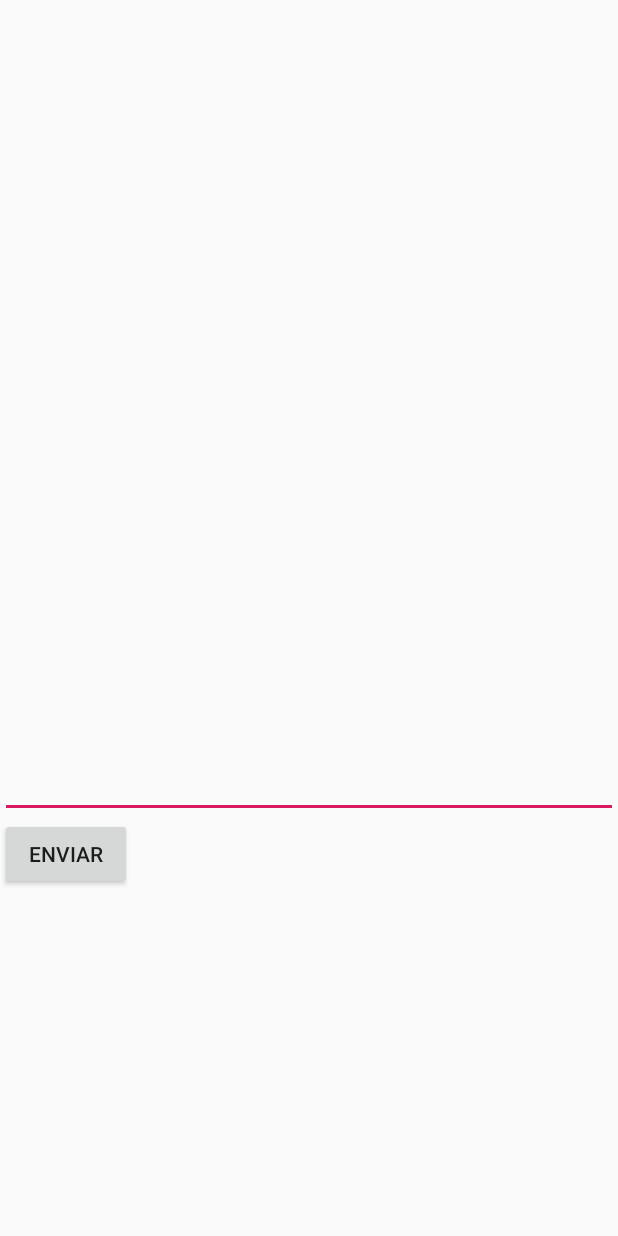
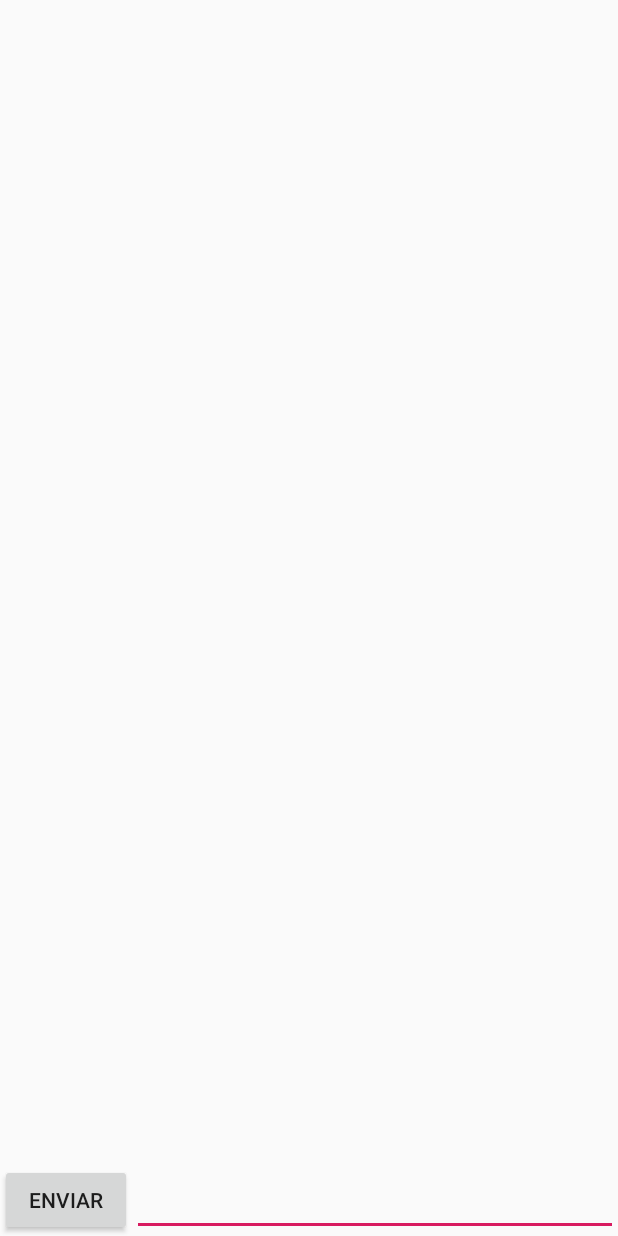
Before and after one commit to JefiPNZ/DiaDraw, an Android app: the ChatActivity screen opened directly, with no data from a screen before it, on a phone screen of 412 x 824 dp. Run offline under Robolectric (Android 15) with nearby library versions, the phone set to English and light mode, and no system bars; libraries missing offline, so code that uses them is left out: io.socket.client; 2 statements that could not run were skipped.

```diff
--- a/app/src/main/AndroidManifest.xml
+++ b/app/src/main/AndroidManifest.xml
@@ -21,7 +21,7 @@
         android:supportsRtl="true"
         android:theme="@style/AppTheme"
         android:usesCleartextTraffic="true">
-        <activity android:name=".ChatActivity"></activity>
+        <activity android:name=".ChatActivity" android:windowSoftInputMode="stateVisible|adjustResize" ></activity>
         <activity android:name=".MainActivity"></activity>
         <activity android:name=".LoginActivity">
             <intent-filter>
--- a/app/src/main/java/br/udesc/ceavi/chatexemplo2/Conexao.java
+++ b/app/src/main/java/br/udesc/ceavi/chatexemplo2/Conexao.java
@@ -123,6 +123,10 @@ public class Conexao {
         }
     }
 
+    public void removeUsuario(String nome) {
+        this.usuarios.remove(nome);
+    }
+
     public void adicionaUsuario(ModelUsuario usuario) {
         if(usuario.getNome().equals("")) {
             return;
--- a/app/src/main/java/br/udesc/ceavi/chatexemplo2/br/udesc/ceavi/eventos/EventoMensagem.java
+++ b/app/src/main/java/br/udesc/ceavi/chatexemplo2/br/udesc/ceavi/eventos/EventoMensagem.java
@@ -27,12 +27,6 @@ public class EventoMensagem extends Evento {
             String sNome = oDados.getString("username");
             String sMsg  = oDados.getString("msg");
 
-            if(!Conexao.getInstance().possuiUsuario(sNome)) {
-                ModelUsuario usuario = new ModelUsuario();
-                usuario.setNome(sNome);
-                Conexao.getInstance().adicionaUsuario(usuario);
-            }
-
             ChatActivity m = (ChatActivity) oContexto;
 
             m.anexarMensagem(sNome, sMsg);
--- a/app/src/main/java/br/udesc/ceavi/chatexemplo2/br/udesc/ceavi/eventos/EventoUserDisconected.java
+++ b/app/src/main/java/br/udesc/ceavi/chatexemplo2/br/udesc/ceavi/eventos/EventoUserDisconected.java
@@ -2,11 +2,11 @@ package br.udesc.ceavi.chatexemplo2.br.udesc.ceavi.eventos;
 
 import android.content.Context;
 import android.util.Log;
-import android.widget.Toast;
 
 import org.json.JSONException;
 import org.json.JSONObject;
 
+import br.udesc.ceavi.chatexemplo2.Conexao;
 import br.udesc.ceavi.chatexemplo2.MainActivity;
 
 public class EventoUserDisconected extends Evento {
@@ -27,9 +27,11 @@ public class EventoUserDisconected extends Evento {
 
             String sNome = oDados.getString("username");
 
-//            Toast.makeText(oContexto, sNome + " deixou-nos", Toast.LENGTH_LONG);
             MainActivity m = (MainActivity) oContexto;
             m.informativo(sNome, "deixou-nos");
+
+            Conexao.getInstance().removeUsuario(sNome);
+            m.atualizaCanvas();
 
         } catch (JSONException e) {
             Log.e(TAG, "erro", e);
--- a/app/src/main/res/layout/chat.xml
+++ b/app/src/main/res/layout/chat.xml
@@ -1,27 +1,39 @@
 <?xml version="1.0" encoding="utf-8"?>
-<LinearLayout xmlns:android="http://schemas.android.com/apk/res/android"
+<androidx.constraintlayout.widget.ConstraintLayout xmlns:android="http://schemas.android.com/apk/res/android"
+    xmlns:app="http://schemas.android.com/apk/res-auto"
+    xmlns:tools="http://schemas.android.com/tools"
     android:id="@+id/ltLay"
     android:layout_width="match_parent"
     android:layout_height="match_parent"
+    android:fitsSystemWindows="false"
     android:orientation="vertical">
-
-    <ListView
-        android:id="@+id/ltView"
-        android:layout_width="match_parent"
-        android:layout_height="500dp">
-
-    </ListView>
 
     <EditText
         android:id="@+id/input"
-        android:layout_width="match_parent"
+        android:layout_width="0dp"
         android:layout_height="wrap_content"
         android:ems="10"
-        android:inputType="textPersonName" />
+        android:inputType="textPersonName"
+        app:layout_constraintBottom_toBottomOf="parent"
+        app:layout_constraintEnd_toEndOf="parent"
+        app:layout_constraintStart_toEndOf="@+id/btnEnviar" />
 
     <Button
         android:id="@+id/btnEnviar"
         android:layout_width="wrap_content"
         android:layout_height="wrap_content"
-        android:text="Enviar" />
-</LinearLayout>
+        android:text="Enviar"
+        app:layout_constraintBottom_toBottomOf="parent"
+        app:layout_constraintStart_toStartOf="parent" />
+
+    <ListView
+        android:id="@+id/ltView"
+        android:layout_width="0dp"
+        android:layout_height="0dp"
+        app:layout_constraintBottom_toTopOf="@+id/input"
+        app:layout_constraintEnd_toEndOf="parent"
+        app:layout_constraintStart_toStartOf="parent"
+        app:layout_constraintTop_toTopOf="parent">
+
+    </ListView>
+</androidx.constraintlayout.widget.ConstraintLayout>
```
